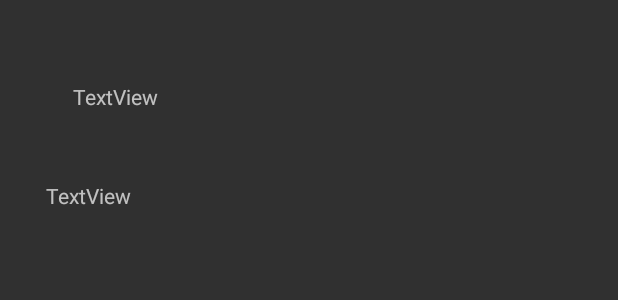
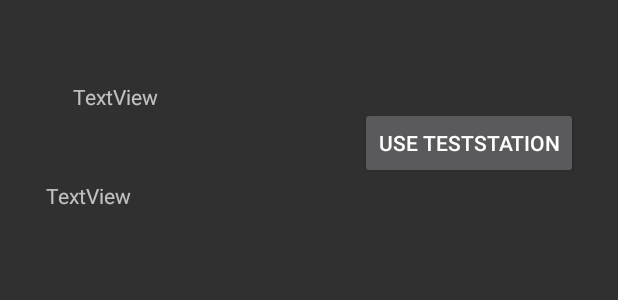
Before and after one commit to fite474/MenMEindOpdrCSD, an Android app: the layout activity_listview_pickroute.xml on its own in the app's theme, with its tools: preview values and no code run, on a phone screen of 412 x 824 dp. Shown: the top 300 px of the screen. Run offline under Robolectric (Android 15) with nearby library versions, the phone set to English and light mode, and no system bars.

Commit message:
[added] route naar (test locatie) station op map tekenen

```diff
--- a/app/src/main/java/com/example/maurice/menmeindopdr/MapsActivity.java
+++ b/app/src/main/java/com/example/maurice/menmeindopdr/MapsActivity.java
@@ -76,7 +76,7 @@ public class MapsActivity extends AppCompatActivity {
         mapsFragment = new MapsFragment();
 
         Bundle bundle = new Bundle();
-        bundle.putInt(SELECTED_ROUTE_BUNDLE_TAG, selectedRoute);//TODO meegeven locaties
+        //bundle.putInt(SELECTED_ROUTE_BUNDLE_TAG, selectedRoute);//TODO meegeven locaties
         bundle.putDouble("startingStationLat", testStation.latitude);
         bundle.putDouble("startingStationLong", testStation.longitude);
 
--- a/app/src/main/res/layout/activity_listview_pickroute.xml
+++ b/app/src/main/res/layout/activity_listview_pickroute.xml
@@ -53,4 +53,18 @@
         app:layout_constraintEnd_toEndOf="parent"
         app:layout_constraintStart_toStartOf="parent"
         app:layout_constraintTop_toBottomOf="@+id/beginStationTxt" />
+
+    <Button
+        android:id="@+id/testStationButton"
+        android:layout_width="wrap_content"
+        android:layout_height="wrap_content"
+        android:layout_marginStart="127dp"
+        android:layout_marginTop="32dp"
+        android:layout_marginEnd="19dp"
+        android:layout_marginBottom="48dp"
+        android:text="Use teststation"
+        app:layout_constraintBottom_toTopOf="@+id/guideline4"
+        app:layout_constraintEnd_toEndOf="parent"
+        app:layout_constraintStart_toEndOf="@+id/beginStationTxt"
+        app:layout_constraintTop_toTopOf="parent" />
 </android.support.constraint.ConstraintLayout>
```
Also changed, not shown: app/src/main/java/com/example/maurice/menmeindopdr/DrawingRoute/GetPathFromLocation.java (+4 -4 lines), app/src/main/java/com/example/maurice/menmeindopdr/Fragments/MapsFragment.java (+10 -17 lines), app/src/main/java/com/example/maurice/menmeindopdr/RouteSelectActivity.java (+21 -1 lines).
